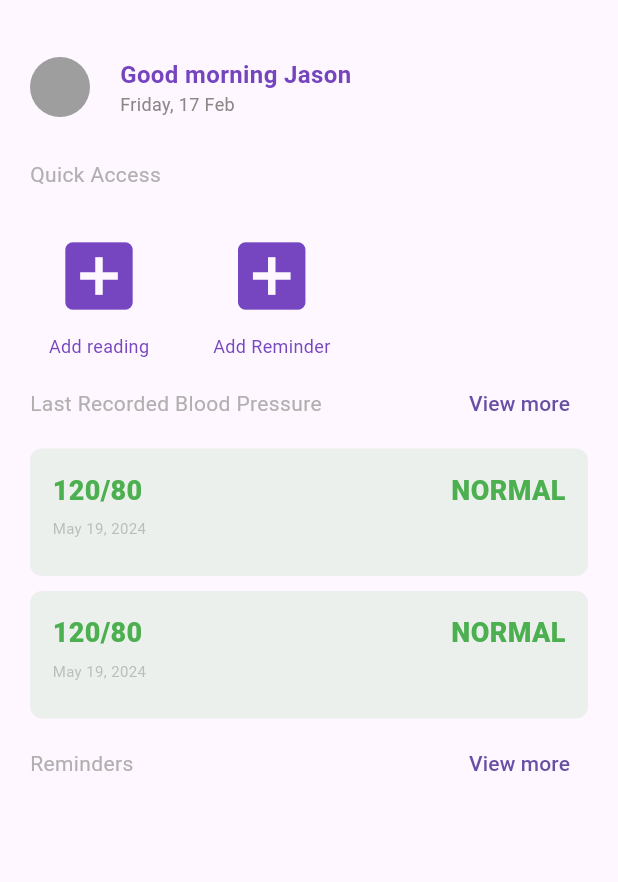
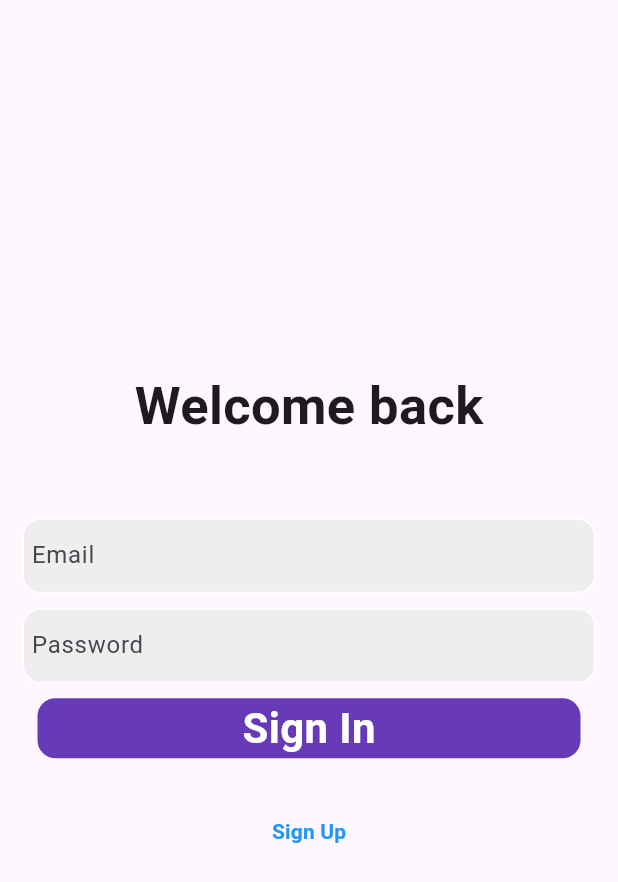
Before and after one commit to jbitz1/tunza_presha, a Flutter app: the screen it shows after launch, on a phone screen of 412 x 824 dp. Shown: the top 882 px of the screen. Run offline on Flutter 3.47's test engine with Material 3 defaults, Android fonts, the phone set to English and light mode, and no system bars; our stand-ins replace cloud_firestore, firebase_auth, firebase_core; accounts and stored records are empty.

Commit message:
feat: add improvements
- added a login and sign up page
- impimented login and signup using firebase email and password authentication
-fixed navigation issues

```diff
--- a/lib/constants/color_constants.dart
+++ b/lib/constants/color_constants.dart
@@ -1,5 +1,5 @@
 import 'package:flutter/material.dart';
 
-const Color primaryColor = const Color(0xff66429C);
+const Color primaryColor =  Color(0xff66429C);
 
-const Color greyColor = const Color(0xff707070);
+const Color greyColor =  Color(0xff707070);
--- a/lib/data/app_data.dart
+++ b/lib/data/app_data.dart
@@ -12,6 +12,7 @@ List<dynamic> users = [
     "last_name": "Orina"
   }
 ];
+
 
 // TODO!!(jason): read up on flutter Maps
 List<Map<String, dynamic>> bpReadings = [
--- /dev/null
+++ b/lib/firebase_auth_services.dart
@@ -0,0 +1,29 @@
+import 'package:firebase_auth/firebase_auth.dart';
+import 'package:flutter/foundation.dart';
+
+class FirebaseAuthService {
+  final FirebaseAuth _auth = FirebaseAuth.instance;
+
+  Future<User?> signUpWithEmailAndPassword(
+      String email, String password) async {
+    try {
+      UserCredential credential =await _auth.createUserWithEmailAndPassword(
+          email: email, password: password);
+      return credential.user;
+    } catch (e) {
+      debugPrint("Some error occurred");
+    }
+    return null;
+  }
+  Future<User?> signInWithEmailAndPassword(
+      String email, String password) async {
+    try {
+      UserCredential credential =await _auth.signInWithEmailAndPassword(
+          email: email, password: password);
+      return credential.user;
+    } catch (e) {
+      debugPrint("Some error occurred");
+    }
+    return null;
+  }
+}
--- a/lib/home_page.dart
+++ b/lib/home_page.dart
@@ -50,7 +50,7 @@ class _HomePageState extends State<HomePage> {
                       crossAxisAlignment: CrossAxisAlignment.start,
                       children: [
                         Text(
-                          "Good morning Jason",
+                          "Welcome",
                           style: TextStyle(
                             fontSize: 16,
                             fontWeight: FontWeight.bold,
@@ -91,7 +91,7 @@ class _HomePageState extends State<HomePage> {
                           color: const Color.fromARGB(2557, 117, 68, 191),
                           icon: const Icon(Icons.add_box),
                           onPressed: () {
-                            Navigator.pushNamed(context, '/NewReadingPage');
+                            Navigator.pushNamed(context, newReadingPageRoute);
                           },
                         ),
                         const Text(
@@ -113,7 +113,7 @@ class _HomePageState extends State<HomePage> {
                           color: const Color.fromARGB(2557, 117, 68, 191),
                           icon: const Icon(Icons.add_box),
                           onPressed: () {
-                            Navigator.pushNamed(context, '/reminderPage');
+                            Navigator.pushNamed(context, reminderPageRoute);
                           },
                         ),
                         const Text(
--- /dev/null
+++ b/lib/login_page.dart
@@ -0,0 +1,148 @@
+import 'package:firebase_auth/firebase_auth.dart';
+import 'package:flutter/material.dart';
+import 'package:tunza_presha/firebase_auth_services.dart';
+import 'package:tunza_presha/routes.dart';
+
+class LoginPage extends StatefulWidget {
+  const LoginPage({super.key});
+
+  @override
+  State<LoginPage> createState() => LoginPageState();
+}
+
+class LoginPageState extends State<LoginPage> {
+  @override
+  Widget build(BuildContext context) {
+    final FirebaseAuthService auth = FirebaseAuthService();
+
+    final TextEditingController emailController = TextEditingController();
+    final TextEditingController passwordController = TextEditingController();
+
+    @override
+    void dispose() {
+      emailController.dispose();
+      passwordController.dispose();
+      super.dispose();
+    }
+
+    void signIn() async {
+      String email = emailController.text;
+      String password = passwordController.text;
+
+      User? user = await auth.signInWithEmailAndPassword(email, password);
+      if (user != null) {
+        debugPrint("User is successfully signed in");
+        // Navigate to the home page after successful sign-up
+        Navigator.pushNamed(context, homePageRoute);
+      } else {
+        // Handle sign-up failure
+        debugPrint("Sign-In failed");
+      }
+    }
+
+    return Scaffold(
+      // backgroundColor: Colors.grey[300],
+      body: SafeArea(
+        child: Center(
+          child: Column(
+            mainAxisAlignment: MainAxisAlignment.center,
+            children: [
+              const Text(
+                "Welcome back",
+                style: TextStyle(fontWeight: FontWeight.bold, fontSize: 35),
+              ),
+              const SizedBox(height: 50),
+              Padding(
+                padding: const EdgeInsets.symmetric(horizontal: 15),
+                child: Container(
+                  decoration: BoxDecoration(
+                      color: Colors.grey[200],
+                      border: Border.all(
+                        color: Colors.white,
+                      ),
+                      borderRadius: BorderRadius.circular(12)),
+                  child: Padding(
+                    padding: const EdgeInsets.symmetric(horizontal: 5.0),
+                    child: TextField(
+                      controller: emailController,
+                      decoration: const InputDecoration(
+                        border: InputBorder.none,
+                        hintText: "Email",
+                      ),
+                    ),
+                  ),
+                ),
+              ),
+              const SizedBox(
+                height: 10,
+              ),
+              Padding(
+                padding: const EdgeInsets.symmetric(horizontal: 15),
+                child: Container(
+                  decoration: BoxDecoration(
+                      color: Colors.grey[200],
+                      border: Border.all(
+                        color: Colors.white,
+                      ),
+                      borderRadius: BorderRadius.circular(12)),
+                  child: Padding(
+                    padding: const EdgeInsets.symmetric(horizontal: 5.0),
+                    child: TextField(
+                      controller: passwordController,
+                      obscureText: true,
+                      decoration: const InputDecoration(
+                        border: InputBorder.none,
+                        hintText: "Password",
+                      ),
+                    ),
+                  ),
+                ),
+              ),
+              const SizedBox(
+                height: 10,
+              ),
+              Padding(
+                padding: const EdgeInsets.symmetric(horizontal: 25.0),
+                child: Container(
+                  decoration: BoxDecoration(
+                    color: Colors.deepPurple,
+                    borderRadius: BorderRadius.circular(12),
+                  ),
+                  child: Center(
+                    child: GestureDetector(
+                      onTap: signIn,
+                      child: const Text(
+                        "Sign In",
+                        style: TextStyle(
+                          color: Colors.white,
+                          fontWeight: FontWeight.bold,
+                          fontSize: 28,
+                        ),
+                      ),
+                    ),
+                  ),
+                ),
+              ),
+              const SizedBox(height: 25),
+              Row(
+                mainAxisAlignment: MainAxisAlignment.center,
+                children: [
+                  TextButton(
+                    onPressed: () {
+                      Navigator.pushNamed(context, registerUserPageRoute);
+                    },
+                    child: const Text(
+                      "Sign Up",
+                      style: TextStyle(
+                          color: Colors.blue, fontWeight: FontWeight.bold),
+                    ),
+                  ),
+                ],
+              )
+            ],
+          ),
+        ),
+      ),
+    );
+  }
+}
--- a/lib/main.dart
+++ b/lib/main.dart
@@ -1,7 +1,9 @@
 import 'package:flutter/material.dart';
 import 'package:tunza_presha/bp_readings_page.dart';
 import 'package:tunza_presha/home_page.dart';
+import 'package:tunza_presha/login_page.dart';
 import 'package:tunza_presha/new_reading_page.dart';
+import 'package:tunza_presha/register_user_page.dart';
 import 'package:tunza_presha/reminder_page.dart';
 import 'package:tunza_presha/routes.dart';
 import 'package:firebase_core/firebase_core.dart';
@@ -23,14 +25,16 @@ class MyAppWidget extends StatelessWidget {
   @override
   Widget build(BuildContext context) {
     return MaterialApp(
-      home: const HomePage(),
+      home: const LoginPage(),
       theme: ThemeData(),
       debugShowCheckedModeBanner: false,
       routes: {
         homePageRoute: (context) => const HomePage(),
         newReadingPageRoute: (context) => const NewReadingPage(),
         bpReadingPageRoute: (context) => const BPReadingPage(),
-        reminderPageRoute: (context) => const ReminderPage()
+        reminderPageRoute: (context) => const ReminderPage(),
+        loginPageRoute: (context) => const LoginPage(),
+        registerUserPageRoute: (context) => const RegisterUserPage()
       },
     );
   }
--- a/lib/routes.dart
+++ b/lib/routes.dart
@@ -2,7 +2,8 @@ const String homePageRoute = "/homePageRoute";
 const String newReadingPageRoute = "/newReadingPageRoute";
 const String bpReadingPageRoute = "/bpReadingPageRoute";
 const String reminderPageRoute = "/reminderPageRoute";
-
+const String loginPageRoute = "/loginPageRoute";
+const String registerUserPageRoute = "/registerUserPageRoute";
 
 
 /*
--- a/lib/utils.dart
+++ b/lib/utils.dart
@@ -14,7 +14,7 @@ void createUser() {
 
 // Add a new document with a generated ID
   db.collection(usersCollection).add(user).then((DocumentReference doc) =>
-      print('DocumentSnapshot added with ID: ${doc.id}'));
+      debugPrint('DocumentSnapshot added with ID: ${doc.id}'));
 }
 
 Future<void> getUsers() async {
@@ -22,7 +22,7 @@ Future<void> getUsers() async {
 
   await db.collection(bpReadingsCollection).get().then((event) {
     for (var doc in event.docs) {
-      print("${doc.id} => ${doc.data()}");
+      debugPrint("${doc.id} => ${doc.data()}");
     }
   });
 }
--- a/pubspec.yaml
+++ b/pubspec.yaml
@@ -37,6 +37,8 @@ dependencies:
   cupertino_icons: ^1.0.6
   firebase_core: ^2.31.0
   cloud_firestore: ^4.17.3
+  firebase_auth: ^4.19.5
+  firebase_storage: ^11.7.5
 
 dev_dependencies:
   flutter_test:
```
Also changed, not shown: lib/bp_readings_page.dart (+15 -15 lines), lib/register_user_page.dart (added, +165 -0 lines), pubspec.lock, 3 other files.
